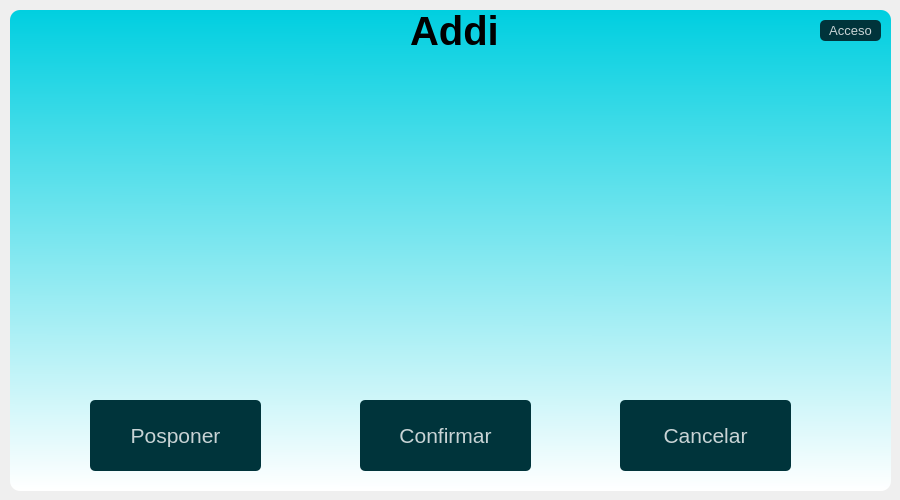
Old version of the form ui/ihr.ui in the repository daburneo1/addi.
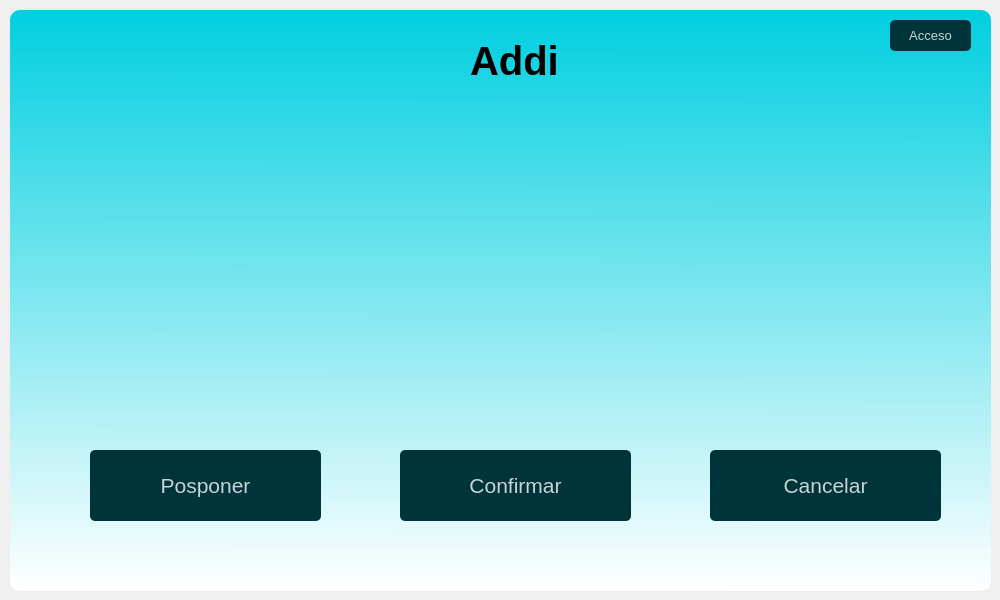
New version of the form.

The edit to the form file:
```diff
--- a/ui/ihr.ui
+++ b/ui/ihr.ui
@@ -6,20 +6,20 @@
    <rect>
     <x>0</x>
     <y>0</y>
-    <width>900</width>
-    <height>500</height>
+    <width>1000</width>
+    <height>600</height>
    </rect>
   </property>
   <property name="minimumSize">
    <size>
-    <width>900</width>
-    <height>500</height>
+    <width>1000</width>
+    <height>600</height>
    </size>
   </property>
   <property name="maximumSize">
    <size>
-    <width>900</width>
-    <height>500</height>
+    <width>1000</width>
+    <height>600</height>
    </size>
   </property>
   <property name="windowTitle">
@@ -30,8 +30,8 @@
     <rect>
      <x>0</x>
      <y>10</y>
-     <width>901</width>
-     <height>491</height>
+     <width>991</width>
+     <height>581</height>
     </rect>
    </property>
    <property name="styleSheet">
@@ -72,8 +72,8 @@
      <rect>
       <x>10</x>
       <y>0</y>
-      <width>881</width>
-      <height>481</height>
+      <width>981</width>
+      <height>581</height>
      </rect>
     </property>
     <property name="styleSheet">
@@ -90,8 +90,8 @@
     <property name="geometry">
      <rect>
       <x>90</x>
-      <y>390</y>
-      <width>171</width>
+      <y>440</y>
+      <width>231</width>
       <height>71</height>
      </rect>
     </property>
@@ -107,9 +107,9 @@
    <widget class="QPushButton" name="pushButtonConfirmar">
     <property name="geometry">
      <rect>
-      <x>360</x>
-      <y>390</y>
-      <width>171</width>
+      <x>400</x>
+      <y>440</y>
+      <width>231</width>
       <height>71</height>
      </rect>
     </property>
@@ -125,8 +125,8 @@
    <widget class="QLabel" name="label_4">
     <property name="geometry">
      <rect>
-      <x>410</x>
-      <y>0</y>
+      <x>470</x>
+      <y>30</y>
       <width>91</width>
       <height>41</height>
      </rect>
@@ -145,9 +145,9 @@
    <widget class="QPushButton" name="pushButtonCancelar">
     <property name="geometry">
      <rect>
-      <x>620</x>
-      <y>390</y>
-      <width>171</width>
+      <x>710</x>
+      <y>440</y>
+      <width>231</width>
       <height>71</height>
      </rect>
     </property>
@@ -163,9 +163,9 @@
    <widget class="QLabel" name="Emoji">
     <property name="geometry">
      <rect>
-      <x>270</x>
-      <y>50</y>
-      <width>371</width>
+      <x>240</x>
+      <y>80</y>
+      <width>561</width>
       <height>291</height>
      </rect>
     </property>
@@ -176,8 +176,8 @@
    <widget class="QLabel" name="labelRecordatorio">
     <property name="geometry">
      <rect>
-      <x>120</x>
-      <y>350</y>
+      <x>190</x>
+      <y>400</y>
       <width>671</width>
       <height>20</height>
      </rect>
@@ -189,10 +189,10 @@
    <widget class="QPushButton" name="pushButtonAcceso">
     <property name="geometry">
      <rect>
-      <x>820</x>
+      <x>890</x>
       <y>10</y>
-      <width>61</width>
-      <height>21</height>
+      <width>81</width>
+      <height>31</height>
      </rect>
     </property>
     <property name="font">
```
